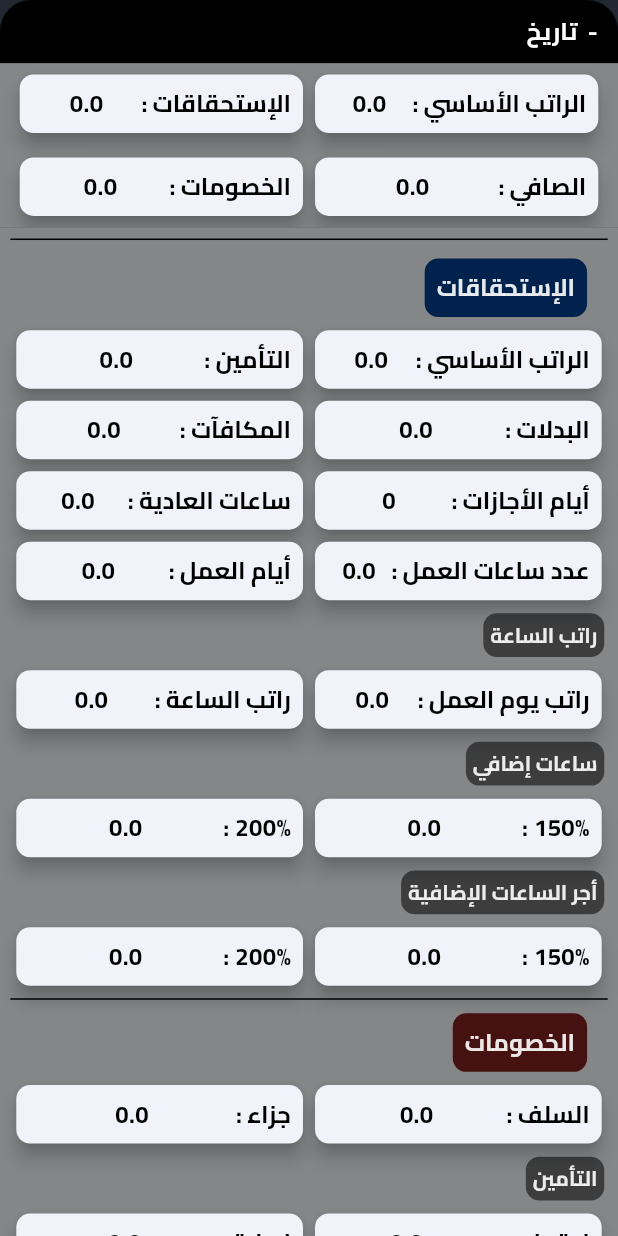
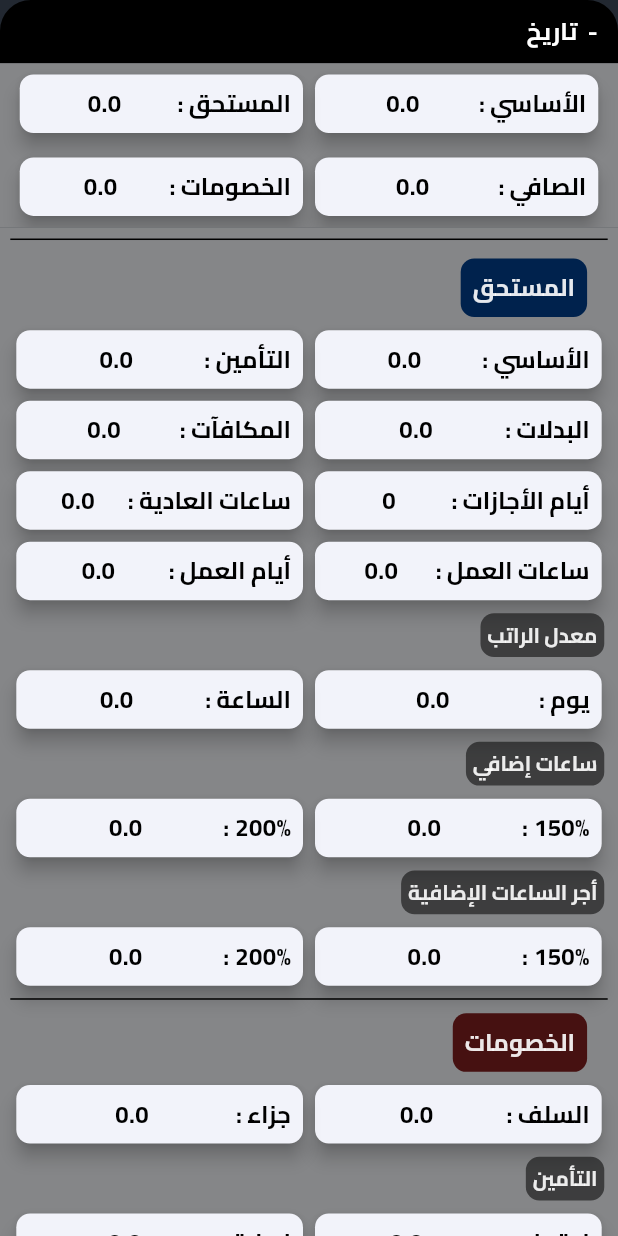
Before and after one commit to bishoy-girgis/easy-HR, a Flutter app: the SalaryWidget widget shown alone on an empty page, opened directly with empty values, after a tap on "مزيد من المعلومات", on a phone screen of 412 x 824 dp. Run offline on Flutter 3.47's test engine with Material 3 defaults, Android fonts, the phone set to English and light mode, and no system bars; our stand-ins replace bloc, dartz, dio, dropdown_search, equatable, flutter_bloc and 8 more; accounts and stored records are empty; generated files the repository leaves out were written again.

Commit message:
finish salary

```diff
--- a/lib/l10n/app_ar.arb
+++ b/lib/l10n/app_ar.arb
@@ -70,8 +70,8 @@
   "approved": "موافق",
   "balance": "رصيد",
   "date" : "تاريخ",
-  "basic" : "الراتب الأساسي",
-  "awards" : "الإستحقاقات",
+  "basic" : "الأساسي",
+  "awards" : "المستحق",
   "net" : "الصافي",
   "deductions" : "الخصومات",
   "insurance" : "التأمين",
@@ -79,11 +79,11 @@
   "bonuses" : "المكافآت",
   "vacationDays" : "أيام الأجازات",
   "regularHours" : "ساعات العادية",
-  "workingHours" : "عدد ساعات العمل",
+  "workingHours" : "ساعات العمل",
   "workingDays" : "أيام العمل",
-  "rateSalary" : "راتب الساعة",
-  "daily" : "راتب يوم العمل",
-  "hourly" : "راتب الساعة",
+  "rateSalary" : "معدل الراتب",
+  "daily" : "يوم",
+  "hourly" : "الساعة",
   "overtimeHours" : "ساعات إضافي",
   "overtimePay" : "أجر الساعات الإضافية",
   "penalty" : "جزاء",
```
Also changed, not shown: lib/Features/salaries/pages/salary_view.dart (+4 -3 lines).
